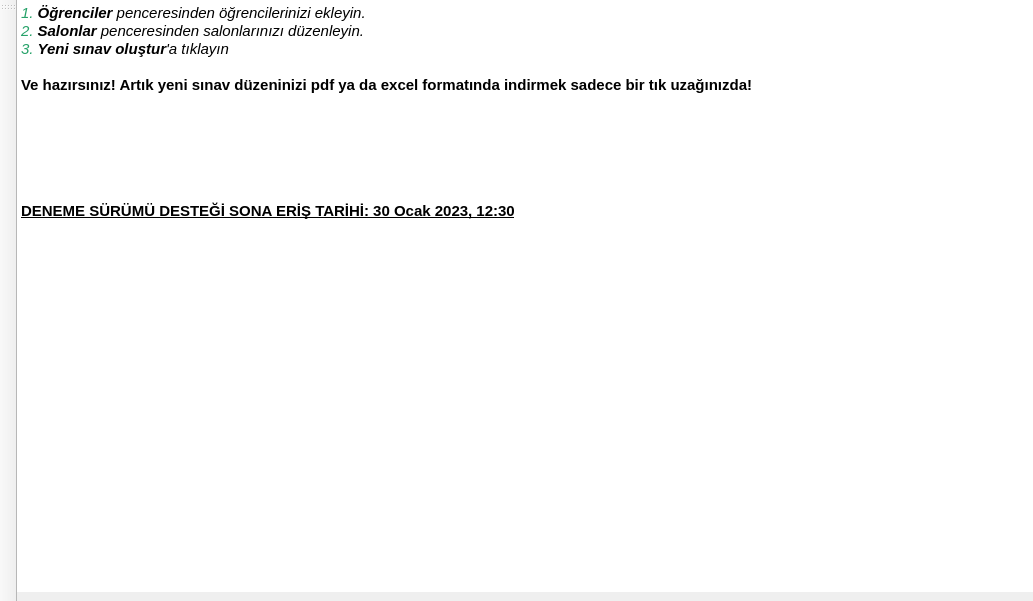
This is Forms/mainwindow.ui in yoseidonn/Kelebek-App as Qt 5 draws it before an edit. The edited form follows.
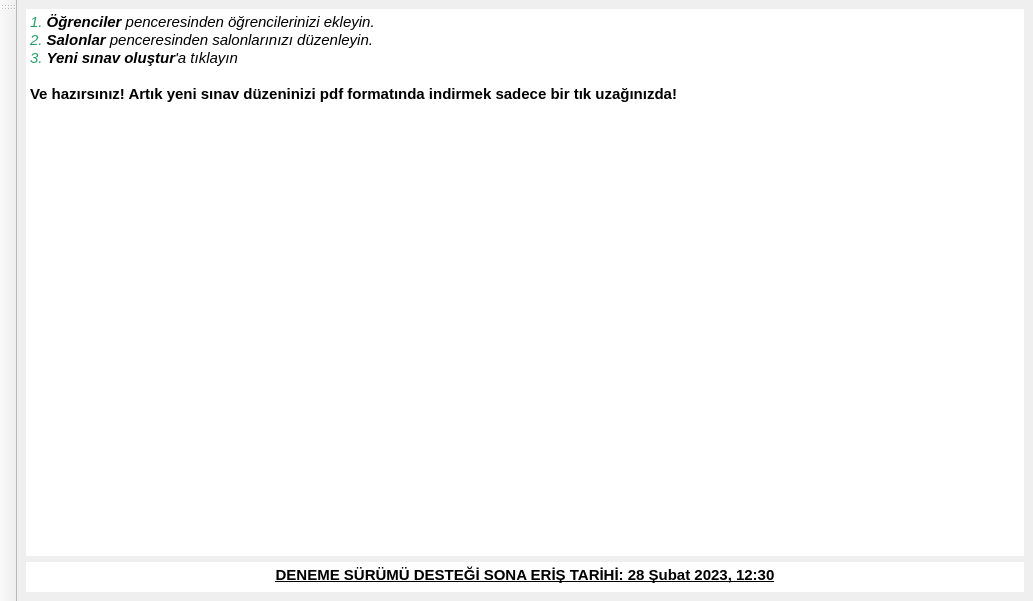
This is the edited form.

```diff
--- a/Forms/mainwindow.ui
+++ b/Forms/mainwindow.ui
@@ -36,106 +36,10 @@
      <number>0</number>
     </property>
     <item>
-     <widget class="QFrame" name="globalFrame">
-      <property name="frameShape">
-       <enum>QFrame::StyledPanel</enum>
-      </property>
-      <property name="frameShadow">
-       <enum>QFrame::Raised</enum>
-      </property>
-      <layout class="QVBoxLayout" name="verticalLayout">
-       <property name="spacing">
-        <number>0</number>
-       </property>
-       <property name="leftMargin">
-        <number>0</number>
-       </property>
-       <property name="topMargin">
-        <number>0</number>
-       </property>
-       <property name="rightMargin">
-        <number>0</number>
-       </property>
-       <property name="bottomMargin">
-        <number>0</number>
-       </property>
+     <layout class="QHBoxLayout" name="MainLayout">
        <item>
-        <widget class="QFrame" name="Menu">
-         <property name="frameShape">
-          <enum>QFrame::StyledPanel</enum>
-         </property>
-         <property name="frameShadow">
-          <enum>QFrame::Raised</enum>
-         </property>
-         <layout class="QVBoxLayout" name="verticalLayout_3">
-          <property name="spacing">
-           <number>0</number>
-          </property>
-          <property name="leftMargin">
-           <number>0</number>
-          </property>
-          <property name="topMargin">
-           <number>0</number>
-          </property>
-          <property name="rightMargin">
-           <number>0</number>
-          </property>
-          <property name="bottomMargin">
-           <number>0</number>
-          </property>
-          <item>
-           <widget class="QFrame" name="MenuBody">
-            <property name="sizePolicy">
-             <sizepolicy hsizetype="Preferred" vsizetype="Expanding">
-              <horstretch>0</horstretch>
-              <verstretch>0</verstretch>
-             </sizepolicy>
-            </property>
-            <property name="frameShape">
-             <enum>QFrame::StyledPanel</enum>
-            </property>
-            <property name="frameShadow">
-             <enum>QFrame::Raised</enum>
-            </property>
-            <layout class="QHBoxLayout" name="horizontalLayout_4">
-             <property name="spacing">
-              <number>0</number>
-             </property>
-             <property name="leftMargin">
-              <number>0</number>
-             </property>
-             <property name="topMargin">
-              <number>0</number>
-             </property>
-             <property name="rightMargin">
-              <number>0</number>
-             </property>
-             <property name="bottomMargin">
-              <number>0</number>
-             </property>
-             <item>
-              <widget class="QFrame" name="howtotext">
-               <property name="frameShape">
-                <enum>QFrame::StyledPanel</enum>
-               </property>
-               <property name="frameShadow">
-                <enum>QFrame::Raised</enum>
-               </property>
-               <layout class="QHBoxLayout" name="horizontalLayout_5">
-                <property name="spacing">
-                 <number>0</number>
-                </property>
-                <property name="leftMargin">
-                 <number>0</number>
-                </property>
-                <property name="topMargin">
-                 <number>0</number>
-                </property>
-                <property name="rightMargin">
-                 <number>0</number>
-                </property>
-                <item>
-                 <layout class="QHBoxLayout" name="frameLayout">
+       <widget class="QFrame" name="textFrame">
+        <layout class="QVBoxLayout" name="verticalLayout_4">
                   <item>
                    <widget class="QTextBrowser" name="textBrowser">
                     <property name="minimumSize">
@@ -153,30 +57,45 @@
 &lt;p style=&quot; margin-top:0px; margin-bottom:0px; margin-left:0px; margin-right:0px; -qt-block-indent:0; text-indent:0px;&quot;&gt;&lt;span style=&quot; font-style:italic; color:#26a269;&quot;&gt;2. &lt;/span&gt;&lt;span style=&quot; font-weight:600; font-style:italic;&quot;&gt;Salonlar&lt;/span&gt;&lt;span style=&quot; font-style:italic;&quot;&gt; penceresinden salonlarınızı düzenleyin.&lt;/span&gt;&lt;/p&gt;
 &lt;p style=&quot; margin-top:0px; margin-bottom:0px; margin-left:0px; margin-right:0px; -qt-block-indent:0; text-indent:0px;&quot;&gt;&lt;span style=&quot; font-style:italic; color:#26a269;&quot;&gt;3. &lt;/span&gt;&lt;span style=&quot; font-weight:600; font-style:italic;&quot;&gt;Yeni sınav oluştur&lt;/span&gt;&lt;span style=&quot; font-style:italic;&quot;&gt;'a tıklayın&lt;/span&gt;&lt;/p&gt;
 &lt;p style=&quot;-qt-paragraph-type:empty; margin-top:0px; margin-bottom:0px; margin-left:0px; margin-right:0px; -qt-block-indent:0; text-indent:0px;&quot;&gt;&lt;br /&gt;&lt;/p&gt;
-&lt;p style=&quot; margin-top:0px; margin-bottom:0px; margin-left:0px; margin-right:0px; -qt-block-indent:0; text-indent:0px;&quot;&gt;&lt;span style=&quot; font-weight:600; color:#000000;&quot;&gt;Ve hazırsınız! Artık yeni sınav düzeninizi pdf ya da excel formatında indirmek sadece bir tık uzağınızda!&lt;/span&gt;&lt;/p&gt;
+&lt;p style=&quot; margin-top:0px; margin-bottom:0px; margin-left:0px; margin-right:0px; -qt-block-indent:0; text-indent:0px;&quot;&gt;&lt;span style=&quot; font-weight:600; color:#000000;&quot;&gt;Ve hazırsınız! Artık yeni sınav düzeninizi pdf formatında indirmek sadece bir tık uzağınızda!&lt;/span&gt;&lt;/p&gt;
 &lt;p style=&quot;-qt-paragraph-type:empty; margin-top:0px; margin-bottom:0px; margin-left:0px; margin-right:0px; -qt-block-indent:0; text-indent:0px; font-weight:600; color:#000000;&quot;&gt;&lt;br /&gt;&lt;/p&gt;
-&lt;p style=&quot;-qt-paragraph-type:empty; margin-top:0px; margin-bottom:0px; margin-left:0px; margin-right:0px; -qt-block-indent:0; text-indent:0px; font-weight:600; color:#000000;&quot;&gt;&lt;br /&gt;&lt;/p&gt;
-&lt;p style=&quot;-qt-paragraph-type:empty; margin-top:0px; margin-bottom:0px; margin-left:0px; margin-right:0px; -qt-block-indent:0; text-indent:0px; font-weight:600; color:#000000;&quot;&gt;&lt;br /&gt;&lt;/p&gt;
-&lt;p style=&quot;-qt-paragraph-type:empty; margin-top:0px; margin-bottom:0px; margin-left:0px; margin-right:0px; -qt-block-indent:0; text-indent:0px; font-weight:600; color:#000000;&quot;&gt;&lt;br /&gt;&lt;/p&gt;
-&lt;p style=&quot;-qt-paragraph-type:empty; margin-top:0px; margin-bottom:0px; margin-left:0px; margin-right:0px; -qt-block-indent:0; text-indent:0px; font-weight:600; color:#000000;&quot;&gt;&lt;br /&gt;&lt;/p&gt;
-&lt;p style=&quot;-qt-paragraph-type:empty; margin-top:0px; margin-bottom:0px; margin-left:0px; margin-right:0px; -qt-block-indent:0; text-indent:0px; font-weight:600; color:#000000;&quot;&gt;&lt;br /&gt;&lt;/p&gt;
-&lt;p style=&quot; margin-top:0px; margin-bottom:0px; margin-left:0px; margin-right:0px; -qt-block-indent:0; text-indent:0px;&quot;&gt;&lt;span style=&quot; font-weight:600; text-decoration: underline; color:#000000;&quot;&gt;DENEME SÜRÜMÜ DESTEĞİ SONA ERİŞ TARİHİ: 30 Ocak 2023, 12:30&lt;/span&gt;&lt;/p&gt;&lt;/body&gt;&lt;/html&gt;</string>
+&lt;p style=&quot;-qt-paragraph-type:empty; margin-top:0px; margin-bottom:0px; margin-left:0px; margin-right:0px; -qt-block-indent:0; text-indent:0px; font-weight:600; color:#000000;&quot;&gt;&lt;br /&gt;&lt;/p&gt;&lt;/body&gt;&lt;/html&gt;</string>
                     </property>
                    </widget>
                   </item>
-                 </layout>
-                </item>
-               </layout>
+         <item>
+          <widget class="QTextBrowser" name="textBrowser2">
+           <property name="sizePolicy">
+            <sizepolicy hsizetype="Expanding" vsizetype="Fixed">
+             <horstretch>0</horstretch>
+             <verstretch>0</verstretch>
+            </sizepolicy>
+           </property>
+           <property name="minimumSize">
+            <size>
+             <width>0</width>
+             <height>0</height>
+            </size>
+           </property>
+           <property name="maximumSize">
+            <size>
+             <width>16777215</width>
+             <height>30</height>
+            </size>
+           </property>
+           <property name="html">
+            <string>&lt;!DOCTYPE HTML PUBLIC &quot;-//W3C//DTD HTML 4.0//EN&quot; &quot;http://www.w3.org/TR/REC-html40/strict.dtd&quot;&gt;
+&lt;html&gt;&lt;head&gt;&lt;meta name=&quot;qrichtext&quot; content=&quot;1&quot; /&gt;&lt;style type=&quot;text/css&quot;&gt;
+p, li { white-space: pre-wrap; }
+&lt;/style&gt;&lt;/head&gt;&lt;body style=&quot; font-family:'Ubuntu'; font-size:11pt; font-weight:400; font-style:normal;&quot;&gt;
+&lt;p align=&quot;center&quot; style=&quot; margin-top:0px; margin-bottom:0px; margin-left:0px; margin-right:0px; -qt-block-indent:0; text-indent:0px;&quot;&gt;&lt;span style=&quot; font-weight:600; text-decoration: underline; color:#000000; vertical-align:bottom;&quot;&gt;DENEME SÜRÜMÜ DESTEĞİ SONA ERİŞ TARİHİ: 28 Şubat 2023, 12:30&lt;/span&gt;&lt;/p&gt;&lt;/body&gt;&lt;/html&gt;</string>
+           </property>
               </widget>
              </item>
             </layout>
            </widget>
           </item>
          </layout>
-        </widget>
-       </item>
-      </layout>
-     </widget>
     </item>
    </layout>
   </widget>
```
Lines whose indentation alone changed are shown as unchanged.
